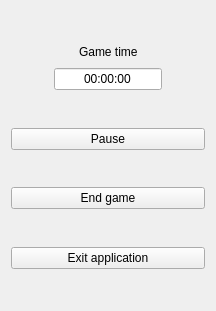
marcelkoniecz/WDS, file Qt/ui/gameWidget.ui: the form before one commit.
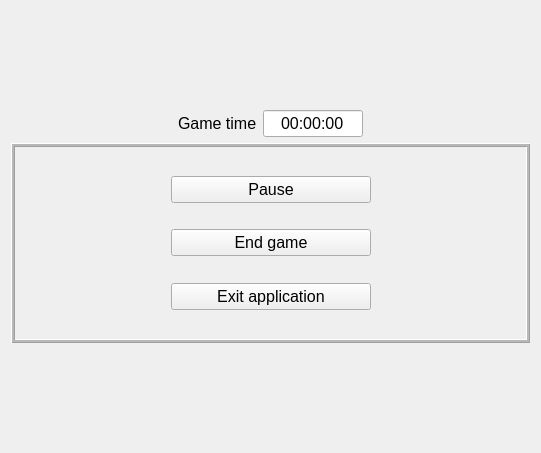
The form after the commit.

The edit to the form file:
```diff
--- a/Qt/ui/gameWidget.ui
+++ b/Qt/ui/gameWidget.ui
@@ -6,8 +6,8 @@
    <rect>
     <x>0</x>
     <y>0</y>
-    <width>216</width>
-    <height>311</height>
+    <width>541</width>
+    <height>453</height>
    </rect>
   </property>
   <property name="windowTitle">
@@ -17,72 +17,32 @@
    <item>
     <layout class="QVBoxLayout" name="infoBox">
      <item>
-      <spacer name="verticalSpacer_5">
-       <property name="orientation">
-        <enum>Qt::Vertical</enum>
-       </property>
-       <property name="sizeHint" stdset="0">
-        <size>
-         <width>20</width>
-         <height>40</height>
-        </size>
-       </property>
-      </spacer>
-     </item>
-     <item>
-      <layout class="QHBoxLayout" name="horizontalLayout_2">
-       <item>
-        <spacer name="horizontalSpacer_3">
-         <property name="orientation">
-          <enum>Qt::Horizontal</enum>
-         </property>
-         <property name="sizeHint" stdset="0">
-          <size>
-           <width>40</width>
-           <height>20</height>
-          </size>
-         </property>
-        </spacer>
-       </item>
-       <item>
+      <layout class="QGridLayout" name="gridLayout">
+       <item row="0" column="1">
         <widget class="QLabel" name="gameTimeLabel">
+         <property name="font">
+          <font>
+           <pointsize>12</pointsize>
+          </font>
+         </property>
          <property name="text">
           <string>Game time</string>
          </property>
         </widget>
        </item>
-       <item>
-        <spacer name="horizontalSpacer_4">
-         <property name="orientation">
-          <enum>Qt::Horizontal</enum>
-         </property>
-         <property name="sizeHint" stdset="0">
-          <size>
-           <width>40</width>
-           <height>20</height>
-          </size>
-         </property>
-        </spacer>
-       </item>
-      </layout>
-     </item>
-     <item>
-      <layout class="QHBoxLayout" name="horizontalLayout_3">
-       <item>
-        <spacer name="horizontalSpacer">
-         <property name="orientation">
-          <enum>Qt::Horizontal</enum>
-         </property>
-         <property name="sizeHint" stdset="0">
-          <size>
-           <width>40</width>
-           <height>20</height>
-          </size>
-         </property>
-        </spacer>
-       </item>
-       <item>
+       <item row="0" column="2">
         <widget class="QLineEdit" name="lineEdit">
+         <property name="maximumSize">
+          <size>
+           <width>100</width>
+           <height>16777215</height>
+          </size>
+         </property>
+         <property name="font">
+          <font>
+           <pointsize>12</pointsize>
+          </font>
+         </property>
          <property name="text">
           <string>00:00:00</string>
          </property>
@@ -91,8 +51,21 @@
          </property>
         </widget>
        </item>
-       <item>
-        <spacer name="horizontalSpacer_2">
+       <item row="0" column="0">
+        <spacer name="horizontalSpacer_3">
+         <property name="orientation">
+          <enum>Qt::Horizontal</enum>
+         </property>
+         <property name="sizeHint" stdset="0">
+          <size>
+           <width>40</width>
+           <height>20</height>
+          </size>
+         </property>
+        </spacer>
+       </item>
+       <item row="0" column="3">
+        <spacer name="horizontalSpacer_4">
          <property name="orientation">
           <enum>Qt::Horizontal</enum>
          </property>
@@ -107,6 +80,29 @@
       </layout>
      </item>
      <item>
+      <widget class="QFrame" name="frame">
+       <property name="maximumSize">
+        <size>
+         <width>16777215</width>
+         <height>200</height>
+        </size>
+       </property>
+       <property name="frameShape">
+        <enum>QFrame::Box</enum>
+       </property>
+       <property name="frameShadow">
+        <enum>QFrame::Raised</enum>
+       </property>
+       <property name="lineWidth">
+        <number>1</number>
+       </property>
+       <property name="midLineWidth">
+        <number>2</number>
+       </property>
+       <layout class="QVBoxLayout" name="verticalLayout_2">
+        <item>
+         <layout class="QGridLayout" name="gridLayout_2">
+          <item row="2" column="1">
       <spacer name="verticalSpacer">
        <property name="orientation">
         <enum>Qt::Vertical</enum>
@@ -119,34 +115,38 @@
        </property>
       </spacer>
      </item>
-     <item>
-      <widget class="QPushButton" name="pauzeGame">
-       <property name="text">
-        <string>Pause</string>
-       </property>
-      </widget>
-     </item>
-     <item>
-      <spacer name="verticalSpacer_2">
-       <property name="orientation">
-        <enum>Qt::Vertical</enum>
-       </property>
-       <property name="sizeHint" stdset="0">
-        <size>
-         <width>20</width>
-         <height>40</height>
-        </size>
-       </property>
-      </spacer>
-     </item>
-     <item>
+          <item row="3" column="1">
       <widget class="QPushButton" name="endGame">
+            <property name="maximumSize">
+             <size>
+              <width>300</width>
+              <height>16777215</height>
+             </size>
+            </property>
+            <property name="font">
+             <font>
+              <pointsize>12</pointsize>
+             </font>
+            </property>
        <property name="text">
         <string>End game</string>
        </property>
       </widget>
      </item>
-     <item>
+          <item row="1" column="0">
+           <spacer name="horizontalSpacer">
+            <property name="orientation">
+             <enum>Qt::Horizontal</enum>
+            </property>
+            <property name="sizeHint" stdset="0">
+             <size>
+              <width>40</width>
+              <height>20</height>
+             </size>
+            </property>
+           </spacer>
+          </item>
+          <item row="6" column="1">
       <spacer name="verticalSpacer_3">
        <property name="orientation">
         <enum>Qt::Vertical</enum>
@@ -159,14 +159,75 @@
        </property>
       </spacer>
      </item>
-     <item>
+          <item row="4" column="1">
+           <spacer name="verticalSpacer_2">
+            <property name="orientation">
+             <enum>Qt::Vertical</enum>
+            </property>
+            <property name="sizeHint" stdset="0">
+             <size>
+              <width>20</width>
+              <height>40</height>
+             </size>
+            </property>
+           </spacer>
+          </item>
+          <item row="5" column="1">
       <widget class="QPushButton" name="exitAplication">
+            <property name="maximumSize">
+             <size>
+              <width>300</width>
+              <height>16777215</height>
+             </size>
+            </property>
+            <property name="font">
+             <font>
+              <pointsize>12</pointsize>
+             </font>
+            </property>
        <property name="text">
         <string>Exit application</string>
        </property>
       </widget>
      </item>
-     <item>
+          <item row="1" column="2">
+           <spacer name="horizontalSpacer_2">
+            <property name="orientation">
+             <enum>Qt::Horizontal</enum>
+            </property>
+            <property name="sizeHint" stdset="0">
+             <size>
+              <width>40</width>
+              <height>20</height>
+             </size>
+            </property>
+           </spacer>
+          </item>
+          <item row="1" column="1">
+           <widget class="QPushButton" name="pauzeGame">
+            <property name="minimumSize">
+             <size>
+              <width>200</width>
+              <height>0</height>
+             </size>
+            </property>
+            <property name="maximumSize">
+             <size>
+              <width>300</width>
+              <height>16777215</height>
+             </size>
+            </property>
+            <property name="font">
+             <font>
+              <pointsize>12</pointsize>
+             </font>
+            </property>
+            <property name="text">
+             <string>Pause</string>
+            </property>
+           </widget>
+          </item>
+          <item row="0" column="1">
       <spacer name="verticalSpacer_4">
        <property name="orientation">
         <enum>Qt::Vertical</enum>
@@ -178,6 +239,11 @@
         </size>
        </property>
       </spacer>
+          </item>
+         </layout>
+        </item>
+       </layout>
+      </widget>
      </item>
     </layout>
    </item>
```
Lines whose indentation alone changed are shown as unchanged.
